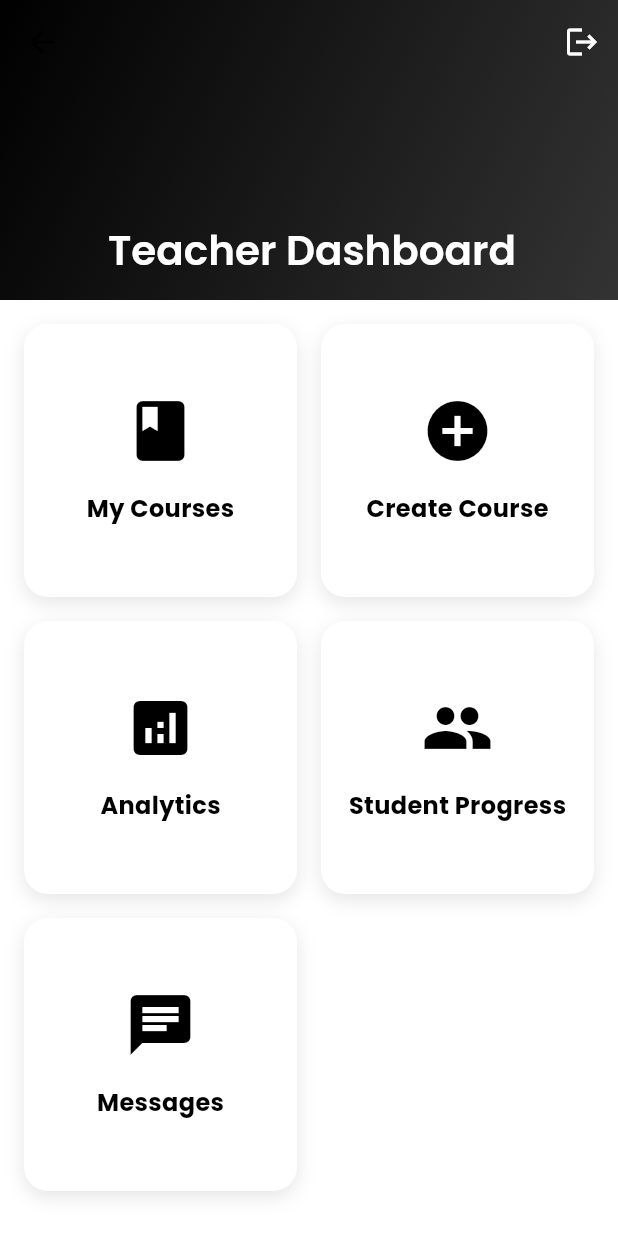
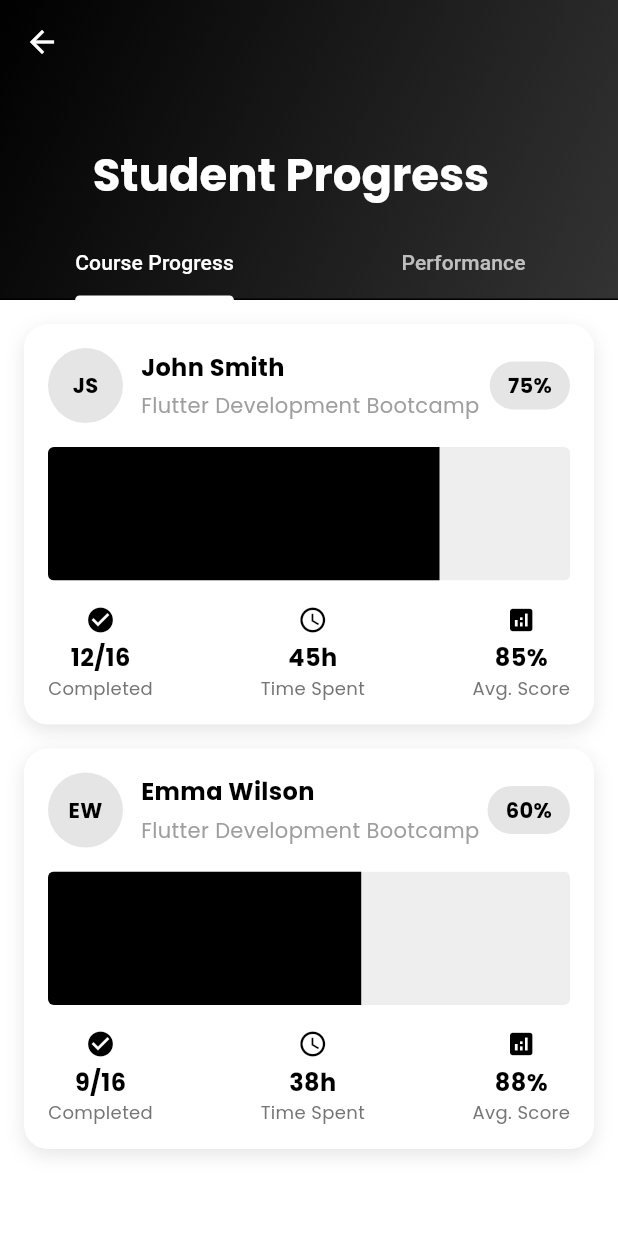
Before and after one commit to VaradSinghal/e_learning_app, a Flutter app: the TeacherHomeScreen screen opened by its route, after a tap on "Student Progress", on a phone screen of 412 x 824 dp. Run offline on Flutter 3.47's test engine with Material 3 defaults, Android fonts, the phone set to English and light mode, and no system bars; our stand-ins replace bloc, cached_network_image, chewie, cloud_firestore, equatable, firebase_auth and 9 more; accounts and stored records are empty.

Commit message:
studentprogress-screen

```diff
--- a/lib/routes/app_routes.dart
+++ b/lib/routes/app_routes.dart
@@ -16,6 +16,7 @@ import 'package:e_learning_app/views/quiz/quiz_attempt/quiz_attempt_screen.dart'
 import 'package:e_learning_app/views/quiz/quiz_list/quiz_list_screen.dart';
 import 'package:e_learning_app/views/splash/splash_screen.dart';
 import 'package:e_learning_app/views/teacher/my_courses/my_courses_screen.dart';
+import 'package:e_learning_app/views/teacher/student_progress/student_progress_screen.dart';
 import 'package:e_learning_app/views/teacher/teacher_analytics/teacher_analytics_screen.dart';
 import 'package:e_learning_app/views/teacher/teacher_home/teacher_home_screen.dart';
 import 'package:flutter/material.dart';
@@ -47,6 +48,7 @@ class AppRoutes {
   static const String teacherChats = '/teacher/chats';
   static const String createCourse = '/teacher/courses/create';
   static const String teacherAnalytics = '/teacher/analytics';
+  static const String studentProgress = '/teacher/students';
 
   static Route<dynamic> onGenerateRoute(RouteSettings settings) {
     switch (settings.name) {
@@ -72,6 +74,8 @@ class AppRoutes {
         return MaterialPageRoute(builder: (_) => const ChatListScreen());
       case teacherAnalytics:
         return MaterialPageRoute(builder: (_) => const TeacherAnalyticsScreen());
+      case studentProgress:
+        return MaterialPageRoute(builder: (_) => const StudentProgressScreen());
       case main:
         return MaterialPageRoute(
           builder:
--- a/lib/routes/route_pages.dart
+++ b/lib/routes/route_pages.dart
@@ -20,6 +20,7 @@ import 'package:e_learning_app/views/quiz/quiz_list/quiz_list_screen.dart';
 import 'package:e_learning_app/views/quiz/quiz_result/quiz_result_screen.dart';
 import 'package:e_learning_app/views/splash/splash_screen.dart';
 import 'package:e_learning_app/views/teacher/my_courses/my_courses_screen.dart';
+import 'package:e_learning_app/views/teacher/student_progress/student_progress_screen.dart';
 import 'package:e_learning_app/views/teacher/teacher_analytics/teacher_analytics_screen.dart';
 import 'package:e_learning_app/views/teacher/teacher_home/teacher_home_screen.dart';
 import 'package:get/get.dart';
@@ -69,6 +70,10 @@ class AppPages {
       GetPage(
       name: AppRoutes.teacherAnalytics,
       page: () => const TeacherAnalyticsScreen(),
+      ),
+      GetPage(
+      name: AppRoutes.studentProgress,
+      page: () => const StudentProgressScreen(),
       ),
       GetPage(
       name: AppRoutes.main,
--- /dev/null
+++ b/lib/views/teacher/student_progress/student_progress_screen.dart
@@ -0,0 +1,62 @@
+import 'package:e_learning_app/core/theme/app_colors.dart';
+import 'package:e_learning_app/services/dummy_data_service.dart';
+import 'package:e_learning_app/views/teacher/student_progress/widgets/performance_card.dart';
+import 'package:e_learning_app/views/teacher/student_progress/widgets/student_progress_app_bar.dart';
+import 'package:e_learning_app/views/teacher/student_progress/widgets/student_progress_card.dart';
+import 'package:flutter/material.dart';
+
+class StudentProgressScreen extends StatelessWidget {
+  const StudentProgressScreen({super.key});
+
+  @override
+  Widget build(BuildContext context) {
+    final studentProgress = DummyDataService.getStudentProgress('inst_1');
+
+    return DefaultTabController(
+      length: 2,
+      child: Scaffold(
+        backgroundColor: AppColors.lightBackground,
+        body: NestedScrollView(
+          headerSliverBuilder:
+              (context, innerBoxIsScrolled) => [const StudentProgressAppBar()],
+          body: TabBarView(
+            children: [
+              _buildCourseProgressTab(studentProgress),
+              _buildPerformanceTab(),
+            ],
+          ),
+        ),
+      ),
+    );
+  }
+
+  Widget _buildPerformanceTab() {
+    final teacherStats = DummyDataService.getTeacherStats('inst_1');
+    final engagement = teacherStats.studentEngagement;
+
+    return ListView.builder(
+      padding: const EdgeInsets.all(16),
+      itemCount: engagement.courseCompletionRates.length,
+      itemBuilder: (context, index) {
+        final courseName = engagement.courseCompletionRates.keys.elementAt(
+          index,
+        );
+        final completionRate =
+            engagement.courseCompletionRates[courseName] ?? 0.0;
+
+        return PerformanceCard();
+      },
+    );
+  }
+
+  Widget _buildCourseProgressTab(List<StudentProgress> studentProgress) {
+    return ListView.builder(
+      padding: const EdgeInsets.all(16),
+      itemCount: studentProgress.length,
+      itemBuilder: (context, index) {
+        final progress = studentProgress[index];
+        return StudentProgressCard(progress: progress);
+      },
+    );
+  }
+}
--- /dev/null
+++ b/lib/views/teacher/student_progress/widgets/performance_card.dart
@@ -0,0 +1,10 @@
+import 'package:flutter/material.dart';
+
+class PerformanceCard extends StatelessWidget {
+  const PerformanceCard({super.key});
+
+  @override
+  Widget build(BuildContext context) {
+    return const Placeholder();
+  }
+}
--- /dev/null
+++ b/lib/views/teacher/student_progress/widgets/student_progress_app_bar.dart
@@ -0,0 +1,60 @@
+import 'package:e_learning_app/core/theme/app_colors.dart';
+import 'package:flutter/material.dart';
+import 'package:get/get.dart';
+import 'package:get/get_core/get_core.dart';
+import 'package:get/get_navigation/src/extension_navigation.dart';
+
+class StudentProgressAppBar extends StatelessWidget {
+  const StudentProgressAppBar({super.key});
+
+  @override
+  Widget build(BuildContext context) {
+    return SliverAppBar(
+      expandedHeight: 200,
+      collapsedHeight: kToolbarHeight,
+      toolbarHeight: kToolbarHeight,
+      pinned: true,
+      backgroundColor: AppColors.primary,
+      leading: IconButton(
+        onPressed: () => Get.back(),
+        icon: Icon(Icons.arrow_back, color: AppColors.accent),
+      ),
+      flexibleSpace: FlexibleSpaceBar(
+        titlePadding:  EdgeInsets.only(
+          left: MediaQuery.of(context).size.width *0.15,
+          bottom: 64,
+        ),
+        title: Text(
+          'Student Progress',
+          style: Theme.of(context).textTheme.headlineMedium?.copyWith(
+            color: AppColors.accent,
+            fontWeight: FontWeight.bold,
+          ),
+        ),
+        background: Container(
+          decoration: BoxDecoration(
+            gradient: LinearGradient(colors: [
+              AppColors.primary,
+              AppColors.primaryLight,
+            ],
+            begin: Alignment.topLeft,
+            end: Alignment.bottomRight,
+            ),
+          ),
+        ),
+      ),
+      bottom: PreferredSize(
+        preferredSize: const Size.fromHeight(48),
+        child: TabBar(
+          indicatorColor: AppColors.accent,
+          labelColor: AppColors.accent,
+          unselectedLabelColor: AppColors.accent.withOpacity(0.7),
+          tabs: [
+            Tab(text: 'Course Progress'),
+            Tab(text: 'Performance'),
+          ],
+        ),
+        ),
+    );
+  }
+}
--- /dev/null
+++ b/lib/views/teacher/student_progress/widgets/student_progress_card.dart
@@ -0,0 +1,167 @@
+import 'package:e_learning_app/core/theme/app_colors.dart';
+import 'package:e_learning_app/services/dummy_data_service.dart';
+import 'package:flutter/material.dart';
+
+class StudentProgressCard extends StatelessWidget {
+  final StudentProgress progress;
+  const StudentProgressCard({super.key, required this.progress});
+
+  @override
+  Widget build(BuildContext context) {
+    final initials =
+        progress.studentName
+            .split(' ')
+            .map((e) => e[0])
+            .take(2)
+            .join('')
+            .toUpperCase();
+    return Container(
+      margin: const EdgeInsets.only(bottom: 16),
+      decoration: BoxDecoration(
+        color: Colors.white,
+        borderRadius: BorderRadius.circular(16),
+        boxShadow: [
+          BoxShadow(
+            color: AppColors.primary.withOpacity(0.1),
+            blurRadius: 10,
+            offset: const Offset(0, 4),
+          ),
+        ],
+      ),
+      child: Material(
+        color: Colors.transparent,
+        borderRadius: BorderRadius.circular(16),
+        child: InkWell(
+          borderRadius: BorderRadius.circular(16),
+          onTap: () {},
+          child: Padding(
+            padding: const EdgeInsets.all(16),
+            child: Column(
+              crossAxisAlignment: CrossAxisAlignment.start,
+              children: [
+                Row(
+                  children: [
+                    Container(
+                      width: 50,
+                      height: 50,
+                      decoration: BoxDecoration(
+                        borderRadius: BorderRadius.circular(25),
+                        color: AppColors.primary.withOpacity(0.1),
+                      ),
+                      child: Center(
+                        child: Text(
+                          initials,
+                          style: TextStyle(
+                            color: AppColors.primary,
+                            fontWeight: FontWeight.bold,
+                          ),
+                        ),
+                      ),
+                    ),
+                    const SizedBox(width: 12),
+                    Expanded(
+                      child: Column(
+                        crossAxisAlignment: CrossAxisAlignment.start,
+                        children: [
+                          Text(
+                            progress.studentName,
+                            style: TextStyle(
+                              fontWeight: FontWeight.bold,
+                              fontSize: 16,
+                            ),
+                          ),
+                          const SizedBox(height: 4),
+                          Text(
+                            progress.courseName,
+                            style: const TextStyle(
+                              color: Colors.grey,
+                              fontSize: 14,
+                            ),
+                          ),
+                        ],
+                      ),
+                    ),
+                    Container(
+                      padding: const EdgeInsets.symmetric(
+                        horizontal: 12,
+                        vertical: 6,
+                      ),
+                      decoration: BoxDecoration(
+                        color: AppColors.primary.withOpacity(0.1),
+                        borderRadius: BorderRadius.circular(20),
+                      ),
+                      child: Text(
+                        '${(progress.progress * 100).toInt()}%',
+                        style: const TextStyle(
+                          color: AppColors.primary,
+                          fontWeight: FontWeight.bold,
+                        ),
+                      ),
+                    ),
+                  ],
+                ),
+                const SizedBox(height: 16),
+                ClipRRect(
+                  borderRadius: BorderRadius.circular(4),
+                  child: LinearProgressIndicator(
+                    value: progress.progress,
+                    backgroundColor: Colors.grey[200],
+                    valueColor: const AlwaysStoppedAnimation<Color>(
+                      AppColors.primary,
+                    ),
+                    minHeight: 89,
+                  ),
+                ),
+                const SizedBox(height: 16),
+                Row(
+                  mainAxisAlignment: MainAxisAlignment.spaceBetween,
+                  children: [
+                    _buildMetric(
+                      "Completed",
+                      '${progress.completedLessons}/${progress.totalLessons}',
+                      Icons.check_circle,
+                    ),
+                    _buildMetric(
+                      "Time Spent",
+                      '${progress.averageTimePerLesson}h',
+                      Icons.access_time,
+                    ),
+                    _buildMetric(
+                      "Avg. Score",
+                      '${(progress.averageScore *100).toInt()}%',
+                      Icons.analytics,
+                    ),
+                  ],
+                ),
+              ],
+            ),
+          ),
+        ),
+      ),
+    );
+  }
+
+  Widget _buildMetric(String label, String value, IconData icon) {
+    return Column(
+      children: [
+        Icon(icon, color: AppColors.primary,size: 20,),
+        const SizedBox(height: 4),
+        Text(
+          value,
+          style: const TextStyle(
+            fontWeight: FontWeight.bold,
+            fontSize: 16,
+          ),
+        ),
+        Text(
+          label,
+          style:  TextStyle(
+            color: Colors.grey[600],
+            fontSize: 12,
+          ),
+        ),
+
+      ],
+    );
+  }
+}
--- a/lib/views/teacher/teacher_home/teacher_home_screen.dart
+++ b/lib/views/teacher/teacher_home/teacher_home_screen.dart
@@ -72,7 +72,7 @@ class TeacherHomeScreen extends StatelessWidget {
               DashboardCard(
                 title: 'Student Progress',
                 icon: Icons.people,
-                onTap: (){},
+                onTap: ()=> Get.toNamed(AppRoutes.studentProgress),
               ),
               DashboardCard(
                 title: 'Messages',
```
